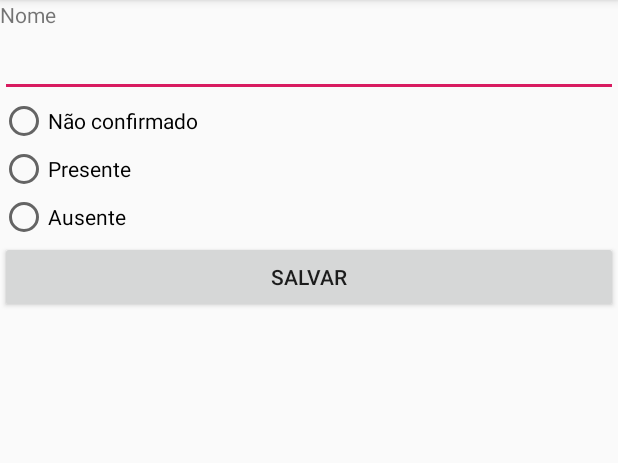
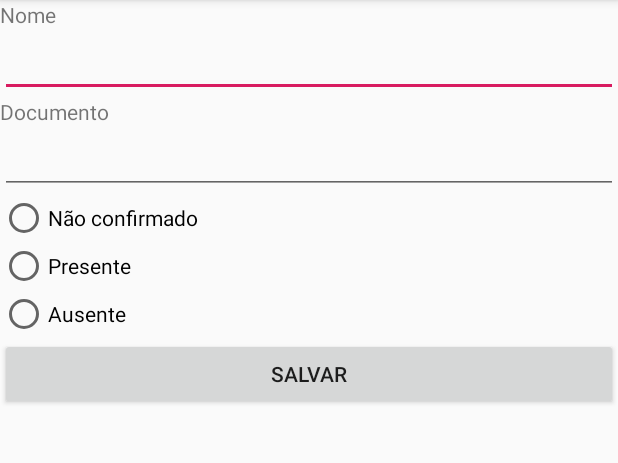
Before and after one commit to wendreof/myGuests, an Android app: the GuestFormActivity screen opened directly, with no data from a screen before it, on a phone screen of 412 x 824 dp, the part 84-547 px from its top. Run offline under Robolectric (Android 15) with nearby library versions, the phone set to English and light mode, and no system bars.

Commit message:
Adding information of document

```diff
--- a/app/src/main/java/com/example/wlf/meusconvidados/constants/DatabaseContants.java
+++ b/app/src/main/java/com/example/wlf/meusconvidados/constants/DatabaseContants.java
@@ -16,6 +16,7 @@ public class DatabaseContants
             public static final String ID = "id";
             public static final String NAME = "name";
             public static final String PRESENCE = "presence";
+            public static final String DOCUMENT = "document";
         }
     }
 }
--- a/app/src/main/java/com/example/wlf/meusconvidados/repository/GuestDatabaseHelper.java
+++ b/app/src/main/java/com/example/wlf/meusconvidados/repository/GuestDatabaseHelper.java
@@ -15,8 +15,9 @@ public class  GuestDatabaseHelper extends SQLiteOpenHelper
 
         "create table " + DatabaseContants.GUEST.TABLE_NAME + " ("
         + DatabaseContants.GUEST.COLUMNS.ID       + " integer primary key autoincrement, "
-        + DatabaseContants.GUEST.COLUMNS.NAME     + " text, "
-        + DatabaseContants.GUEST.COLUMNS.PRESENCE + " integer);";
+        + DatabaseContants.GUEST.COLUMNS.NAME     + "text,"
+        + DatabaseContants.GUEST.COLUMNS.DOCUMENT + "text null"
+        + DatabaseContants.GUEST.COLUMNS.PRESENCE + "integer);";
 
     private static final String DROP_TABLE_GUEST = "DROP TABLE IF EXISTS" + DatabaseContants.GUEST.TABLE_NAME;
 
--- a/app/src/main/java/com/example/wlf/meusconvidados/views/GuestFormActivity.java
+++ b/app/src/main/java/com/example/wlf/meusconvidados/views/GuestFormActivity.java
@@ -27,6 +27,7 @@ public class GuestFormActivity extends AppCompatActivity implements View.OnClick
         setContentView( R.layout.activity_guest_form);
 
         this.mViewHolder.mEditName          = this.findViewById( R.id.edit_name );
+        this.mViewHolder.mEditDocument      = this.findViewById( R.id.edit_document );
         this.mViewHolder.mRadioNotConfirmed = this.findViewById( R.id.radio_not_confirmed );
         this.mViewHolder.mRadioPresent      = this.findViewById( R.id.radio_present );
         this.mViewHolder.mRadioAbsent       = this.findViewById( R.id.radio_absent );
@@ -63,6 +64,7 @@ public class GuestFormActivity extends AppCompatActivity implements View.OnClick
 
         GuestEntities guestEntities = new GuestEntities();
         guestEntities.setName( this.mViewHolder.mEditName.getText().toString() );
+        guestEntities.setDocument( this.mViewHolder.mEditDocument.getText().toString() );
 
         if ( this.mViewHolder.mRadioNotConfirmed.isChecked() )
         {
@@ -117,6 +119,8 @@ public class GuestFormActivity extends AppCompatActivity implements View.OnClick
             GuestEntities guestEntities = this.mGuestBusiness.load( this.mGuestId );
 
             this.mViewHolder.mEditName.setText( guestEntities.getName() );
+            this.mViewHolder.mEditDocument.setText( guestEntities.getDocument() );
+
             if ( guestEntities.getConfirmed() == GuestConstants.CONFIRMATION.PRESENT)
             {
                 this.mViewHolder.mRadioPresent.setChecked( true );
@@ -146,6 +150,7 @@ public class GuestFormActivity extends AppCompatActivity implements View.OnClick
     private static class ViewHolder
     {
         EditText mEditName;
+        EditText mEditDocument;
         RadioButton mRadioNotConfirmed;
         RadioButton mRadioPresent;
         RadioButton mRadioAbsent;
--- a/app/src/main/res/layout/activity_guest_form.xml
+++ b/app/src/main/res/layout/activity_guest_form.xml
@@ -13,6 +13,16 @@
 
     <EditText
         android:id="@+id/edit_name"
+        android:layout_width="match_parent"
+        android:layout_height="wrap_content" />
+
+    <TextView
+        android:layout_width="match_parent"
+        android:layout_height="wrap_content"
+        android:text="@string/document"/>
+
+    <EditText
+        android:id="@+id/edit_document"
         android:layout_width="match_parent"
         android:layout_height="wrap_content" />
 
--- a/app/src/main/res/values/strings.xml
+++ b/app/src/main/res/values/strings.xml
@@ -23,4 +23,5 @@
     <string name="remocao_convidado">Remoção de Convidado</string>
     <string name="total">Total</string>
     <string name="guest_removed">Convidado removido com sucesso!</string>
+    <string name="document">Documento</string>
 </resources>
```
Also changed, not shown: app/src/main/java/com/example/wlf/meusconvidados/entities/GuestEntities.java (+9 -0 lines), app/src/main/java/com/example/wlf/meusconvidados/repository/GuestRepository.java (+8 -0 lines).
